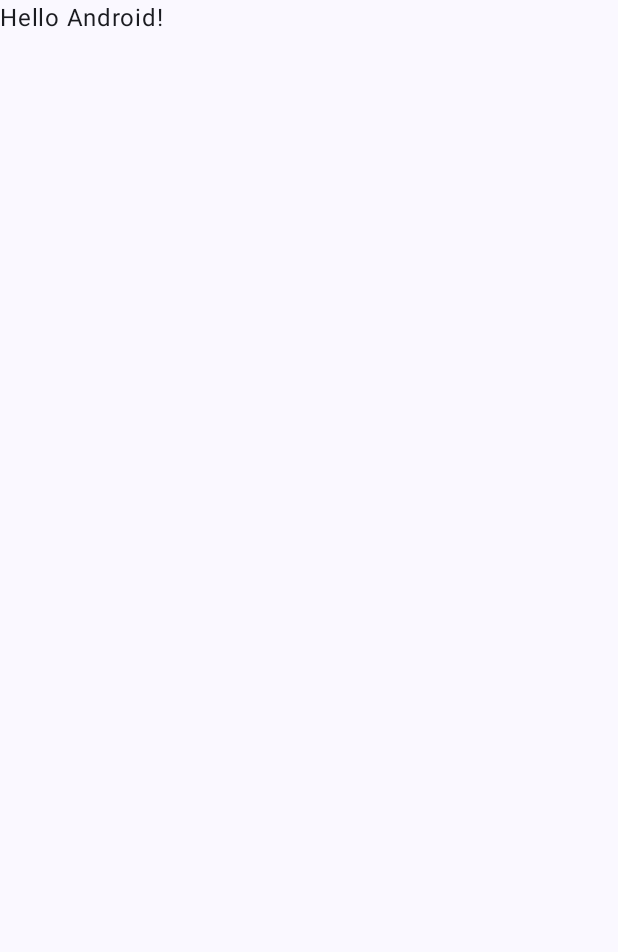
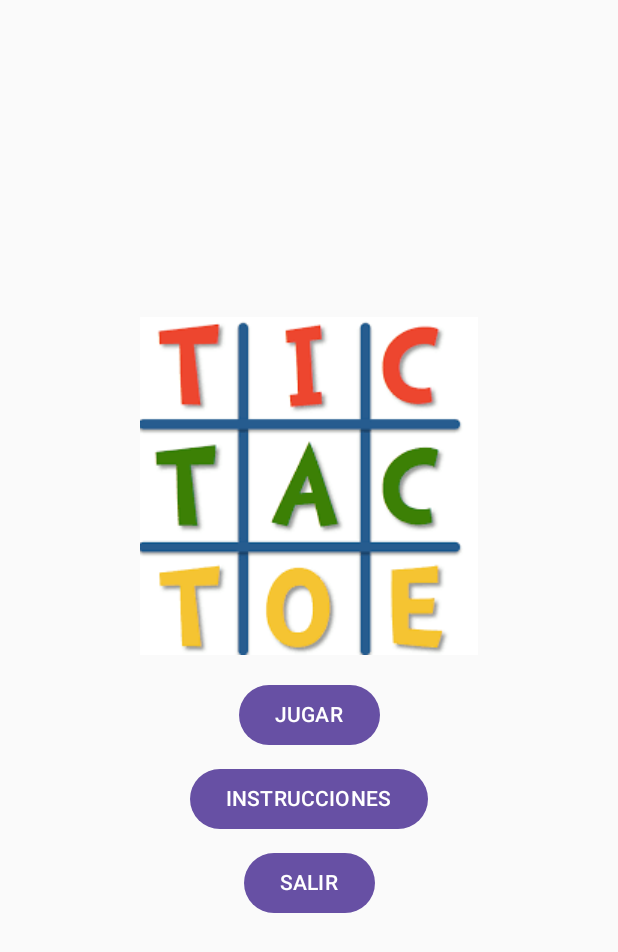
Before and after one commit to gdbogdan/apps1_practica, an Android app built with Jetpack Compose: the screen it shows after launch (MainActivity), on a phone screen of 412 x 824 dp. Before the commit the part shown is almost empty. Shown: the top 952 px of the screen. Run offline under Robolectric (Android 15) with nearby library versions, the phone set to English and light mode, and no system bars.

Commit message:
Navegacion inicio-instrucciones

```diff
--- a/app/build.gradle.kts
+++ b/app/build.gradle.kts
@@ -56,4 +56,5 @@ dependencies {
     androidTestImplementation(libs.androidx.ui.test.junit4)
     debugImplementation(libs.androidx.ui.tooling)
     debugImplementation(libs.androidx.ui.test.manifest)
+    implementation("androidx.navigation:navigation-compose:2.8.6")
 }
--- a/app/src/main/java/com/example/tictactoe/MainActivity.kt
+++ b/app/src/main/java/com/example/tictactoe/MainActivity.kt
@@ -4,44 +4,26 @@ import android.os.Bundle
 import androidx.activity.ComponentActivity
 import androidx.activity.compose.setContent
 import androidx.activity.enableEdgeToEdge
-import androidx.compose.foundation.layout.fillMaxSize
-import androidx.compose.foundation.layout.padding
-import androidx.compose.material3.Scaffold
-import androidx.compose.material3.Text
-import androidx.compose.runtime.Composable
-import androidx.compose.ui.Modifier
-import androidx.compose.ui.tooling.preview.Preview
-import com.example.tictactoe.ui.theme.TicTacToeTheme
+import androidx.navigation.compose.NavHost
+import androidx.navigation.compose.composable
+import androidx.navigation.compose.rememberNavController
+import com.example.tictactoe.screens.Inicio
+import com.example.tictactoe.screens.Instrucciones
 
 class MainActivity : ComponentActivity() {
     override fun onCreate(savedInstanceState: Bundle?) {
         super.onCreate(savedInstanceState)
         enableEdgeToEdge()
         setContent {
-            TicTacToeTheme {
-                Scaffold(modifier = Modifier.fillMaxSize()) { innerPadding ->
-                    Greeting(
-                        name = "Android",
-                        modifier = Modifier.padding(innerPadding)
-                    )
+            val navController = rememberNavController()
+            NavHost(navController = navController, startDestination = "Inicio", builder = {
+                composable ("Inicio") {
+                    Inicio(navController)
                 }
-            }
+                composable ("Instrucciones") {
+                    Instrucciones(navController)
+                }
+            })
         }
     }
 }
-
-@Composable
-fun Greeting(name: String, modifier: Modifier = Modifier) {
-    Text(
-        text = "Hello $name!",
-        modifier = modifier
-    )
-}
-
-@Preview(showBackground = true)
-@Composable
-fun GreetingPreview() {
-    TicTacToeTheme {
-        Greeting("Android")
-    }
-}
--- /dev/null
+++ b/app/src/main/java/com/example/tictactoe/screens/Inicio.kt
@@ -0,0 +1,45 @@
+package com.example.tictactoe.screens
+
+import androidx.compose.foundation.Image
+import androidx.compose.foundation.layout.Arrangement
+import androidx.compose.foundation.layout.Column
+import androidx.compose.foundation.layout.Spacer
+import androidx.compose.foundation.layout.fillMaxSize
+import androidx.compose.foundation.layout.fillMaxWidth
+import androidx.compose.foundation.layout.height
+import androidx.compose.material3.Button
+import androidx.compose.material3.Text
+import androidx.compose.runtime.Composable
+import androidx.compose.ui.Alignment
+import androidx.compose.ui.Modifier
+import androidx.compose.ui.res.painterResource
+import androidx.compose.ui.unit.dp
+import androidx.navigation.NavController
+import com.example.tictactoe.R
+
+@Composable
+fun Inicio(navController: NavController){
+    Column(
+        Modifier.fillMaxSize(),
+        verticalArrangement = Arrangement.Center,
+        horizontalAlignment = Alignment.CenterHorizontally
+    ) {
+        Image(
+            modifier = Modifier.fillMaxWidth(),
+            painter = painterResource(id = R.drawable.letrero_tic_tac_toe),
+            contentDescription = "Letrero Tic Tac Toe"
+        )
+        Spacer(modifier = Modifier.height(16.dp)) // Espaciado opcional
+        Button(onClick = {/*TODO*/}) {
+            Text(text = "JUGAR")
+        }
+        Spacer(modifier = Modifier.height(8.dp))
+        Button(onClick = { navController.navigate("Instrucciones") }) {
+            Text(text = "INSTRUCCIONES")
+        }
+        Spacer(modifier = Modifier.height(8.dp))
+        Button(onClick = { /*TODO*/ }) {
+            Text(text = "SALIR")
+        }
+    }
+}
```
Also changed, not shown: app/src/main/java/com/example/tictactoe/screens/Instrucciones.kt (added, +34 -0 lines), app/src/main/res/drawable/letrero_tic_tac_toe.png (added).
